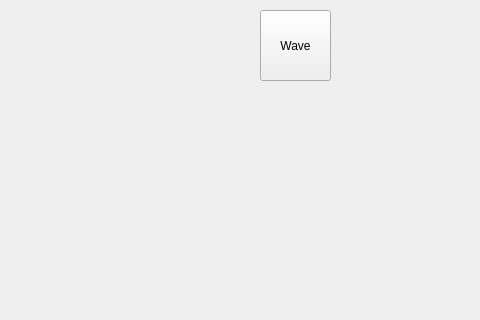
Old version of the form TowerDefense/mainwindow.ui in the repository vanny-laure-lamorte/POODPUML; both pictures show x 0 to 480 and y 0 to 320 of the 1500 by 750 pixel window.
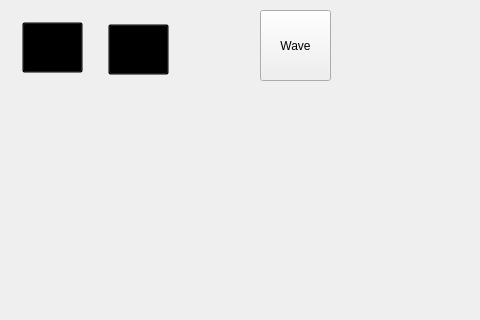
New version of the form. Icons and pictures are not drawn.

Commit message: (feat)play music btn and mute music btn

```diff
--- a/TowerDefense/mainwindow.ui
+++ b/TowerDefense/mainwindow.ui
@@ -520,6 +520,38 @@
        <string>&lt;html&gt;&lt;head/&gt;&lt;body&gt;&lt;p&gt;&lt;span style=&quot; font-size:16pt;&quot;&gt;500&lt;/span&gt;&lt;/p&gt;&lt;/body&gt;&lt;/html&gt;</string>
       </property>
      </widget>
+     <widget class="QPushButton" name="btnPlay">
+      <property name="geometry">
+       <rect>
+        <x>22</x>
+        <y>22</y>
+        <width>61</width>
+        <height>51</height>
+       </rect>
+      </property>
+      <property name="styleSheet">
+       <string notr="true">background: transparent;</string>
+      </property>
+      <property name="text">
+       <string/>
+      </property>
+     </widget>
+     <widget class="QPushButton" name="btnMute">
+      <property name="geometry">
+       <rect>
+        <x>108</x>
+        <y>24</y>
+        <width>61</width>
+        <height>51</height>
+       </rect>
+      </property>
+      <property name="styleSheet">
+       <string notr="true">background:transparent;</string>
+      </property>
+      <property name="text">
+       <string/>
+      </property>
+     </widget>
      <zorder>tower1</zorder>
      <zorder>upgradeShop1</zorder>
      <zorder>upgradeShop2</zorder>
```
Left out of the diff: 6 changed lines with no effect on the pictures. The commit also changes 242 other files.
